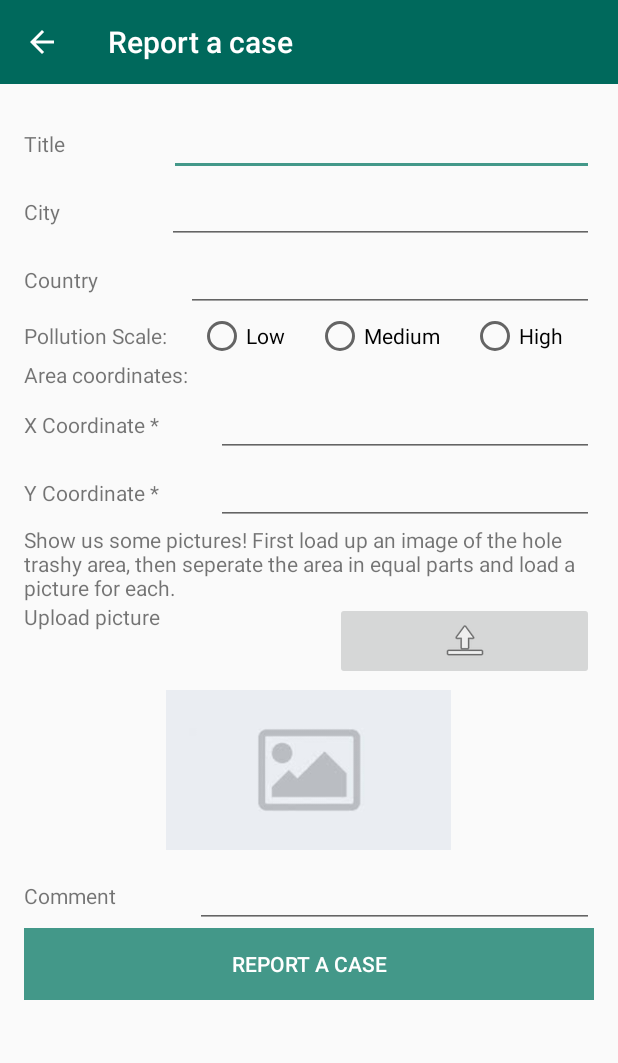
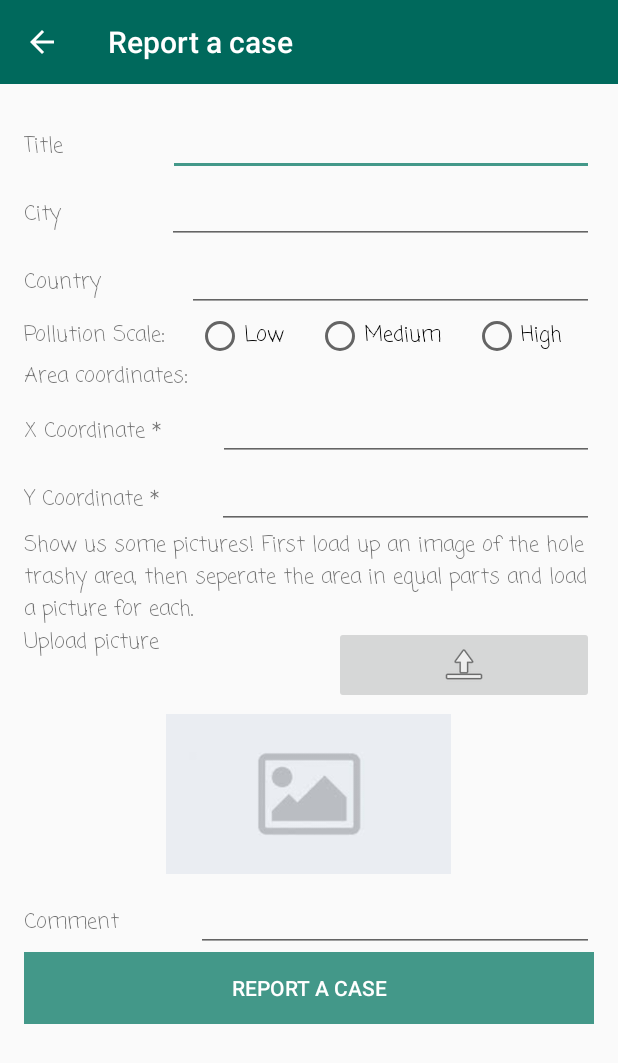
Before and after one commit to poischen/powerrangers, an Android app: the ActivityReportCase screen opened directly, with no data from a screen before it, on a phone screen of 412 x 824 dp. Shown: the top 1063 px of the screen. Run offline under Robolectric (Android 15) with nearby library versions, the phone set to English and light mode, and no system bars; our stand-ins replace Firebase (no records; nobody signed in at launch, a user with empty details on screens opened directly); 1 statement that could not run was skipped.

Commit message:
fancy schrift in report und confirm

```diff
--- a/Android/app/src/main/res/layout/activity_report_case.xml
+++ b/Android/app/src/main/res/layout/activity_report_case.xml
@@ -36,7 +36,8 @@
                         android:layout_width="wrap_content"
                         android:layout_height="wrap_content"
                         android:layout_weight="1"
-                        android:text="@string/reportTitleOfCase" />
+                        android:text="@string/reportTitleOfCase"
+                        android:fontFamily="casual"/>
 
                     <EditText
                         android:id="@+id/editTextCaseTitle"
@@ -45,7 +46,7 @@
                         android:layout_weight="1"
                         android:ems="10"
                         android:inputType="textPersonName"
-                        android:text="" />
+                        android:text=""/>
                 </LinearLayout>
 
                 <LinearLayout
@@ -58,7 +59,8 @@
                         android:layout_width="wrap_content"
                         android:layout_height="wrap_content"
                         android:layout_weight="1"
-                        android:text="@string/reportCityOfCase" />
+                        android:text="@string/reportCityOfCase"
+                        android:fontFamily="casual"/>
 
                     <EditText
                         android:id="@+id/editTextCaseCity"
@@ -80,7 +82,8 @@
                         android:layout_width="wrap_content"
                         android:layout_height="wrap_content"
                         android:layout_weight="1"
-                        android:text="@string/reportCountryOfCase" />
+                        android:text="@string/reportCountryOfCase"
+                        android:fontFamily="casual"/>
 
                     <EditText
                         android:id="@+id/editTextCaseCountry"
@@ -102,28 +105,32 @@
                         android:layout_width="wrap_content"
                         android:layout_height="wrap_content"
                         android:layout_weight="1"
-                        android:text="@string/reportScalaOfCase" />
+                        android:text="@string/reportScalaOfCase"
+                        android:fontFamily="casual"/>
 
                     <RadioButton
                         android:id="@+id/radioButtonCaseLow"
                         android:layout_width="wrap_content"
                         android:layout_height="wrap_content"
                         android:layout_weight="1"
-                        android:text="@string/reportCaseCheckboxLow" />
+                        android:text="@string/reportCaseCheckboxLow"
+                        android:fontFamily="casual"/>
 
                     <RadioButton
                         android:id="@+id/radioButtonCaseMiddle"
                         android:layout_width="wrap_content"
                         android:layout_height="wrap_content"
                         android:layout_weight="1"
-                        android:text="@string/reportCaseCheckboxMiddle" />
+                        android:text="@string/reportCaseCheckboxMiddle"
+                        android:fontFamily="casual"/>
 
                     <RadioButton
                         android:id="@+id/radioButtonCaseHigh"
                         android:layout_width="wrap_content"
                         android:layout_height="wrap_content"
                         android:layout_weight="1"
-                        android:text="@string/reportCaseCheckboxHigh" />
+                        android:text="@string/reportCaseCheckboxHigh"
+                        android:fontFamily="casual"/>
 
 
                 </LinearLayout>
@@ -138,7 +145,8 @@
                         android:layout_width="wrap_content"
                         android:layout_height="wrap_content"
                         android:layout_weight="1"
-                        android:text="@string/reportAreaCoordinates" />
+                        android:text="@string/reportAreaCoordinates"
+                        android:fontFamily="casual"/>
 
                 </LinearLayout>
 
@@ -152,7 +160,8 @@
                         android:layout_width="wrap_content"
                         android:layout_height="wrap_content"
                         android:layout_weight="1"
-                        android:text="@string/reportXCoordinateOfCase" />
+                        android:text="@string/reportXCoordinateOfCase"
+                        android:fontFamily="casual"/>
 
                     <EditText
                         android:id="@+id/editTextCaseXCoordinate"
@@ -174,7 +183,8 @@
                         android:layout_width="wrap_content"
                         android:layout_height="wrap_content"
                         android:layout_weight="1"
-                        android:text="@string/reportYCoordinateOfCase" />
+                        android:text="@string/reportYCoordinateOfCase"
+                        android:fontFamily="casual"/>
 
                     <EditText
                         android:id="@+id/editTextCaseYCoordinate"
@@ -192,7 +202,8 @@
                    <TextView
                        android:layout_width="wrap_content"
                        android:layout_height="wrap_content"
-                       android:text="@string/reportInstructionManualUploadPics"/>
+                       android:text="@string/reportInstructionManualUploadPics"
+                       android:fontFamily="casual"/>
                </LinearLayout>
 
                 <LinearLayout
@@ -205,7 +216,8 @@
                         android:layout_width="wrap_content"
                         android:layout_height="wrap_content"
                         android:layout_weight="1"
-                        android:text="@string/reportPictureOfCase" />
+                        android:text="@string/reportPictureOfCase"
+                        android:fontFamily="casual"/>
 
                     <ImageButton
                         android:id="@+id/imageButtonUploadPicture"
@@ -227,7 +239,8 @@
                         android:layout_height="wrap_content"
                         android:layout_weight="1"
                         android:text="@string/reportUploadedPicture"
-                        android:visibility="gone" />
+                        android:visibility="gone"
+                        android:fontFamily="casual"/>
 
                 </LinearLayout>
 
@@ -253,7 +266,8 @@
                         android:layout_width="wrap_content"
                         android:layout_height="wrap_content"
                         android:layout_weight="1"
-                        android:text="@string/reportInformationOfCase" />
+                        android:text="@string/reportInformationOfCase"
+                        android:fontFamily="casual"/>
 
                     <EditText
                         android:id="@+id/editTextCaseInformation"
@@ -276,7 +290,7 @@
                         android:layout_height="wrap_content"
                         android:background="@color/colorAccent"
                         android:text="@string/reportACase"
-                        android:textColor="@color/colorWhite" />
+                        android:textColor="@color/colorWhite"/>
                 </LinearLayout>
 
             </LinearLayout>
```
Also changed, not shown: Android/app/src/main/res/layout/fr_detail_confirmer_case.xml (+27 -16 lines).
